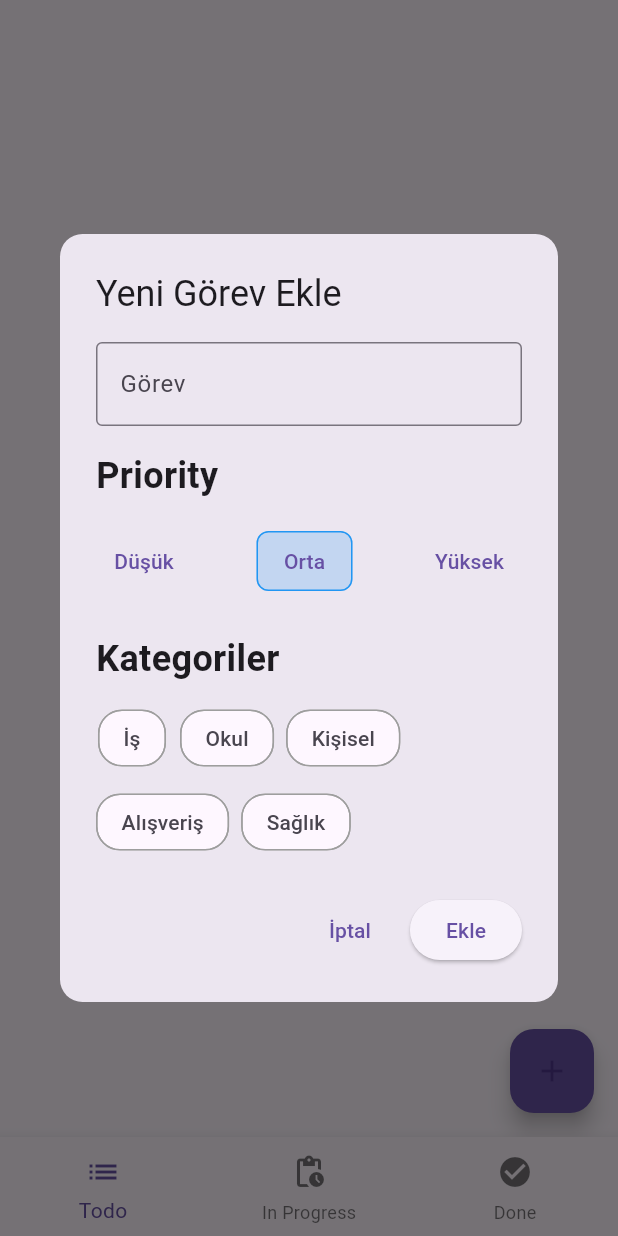
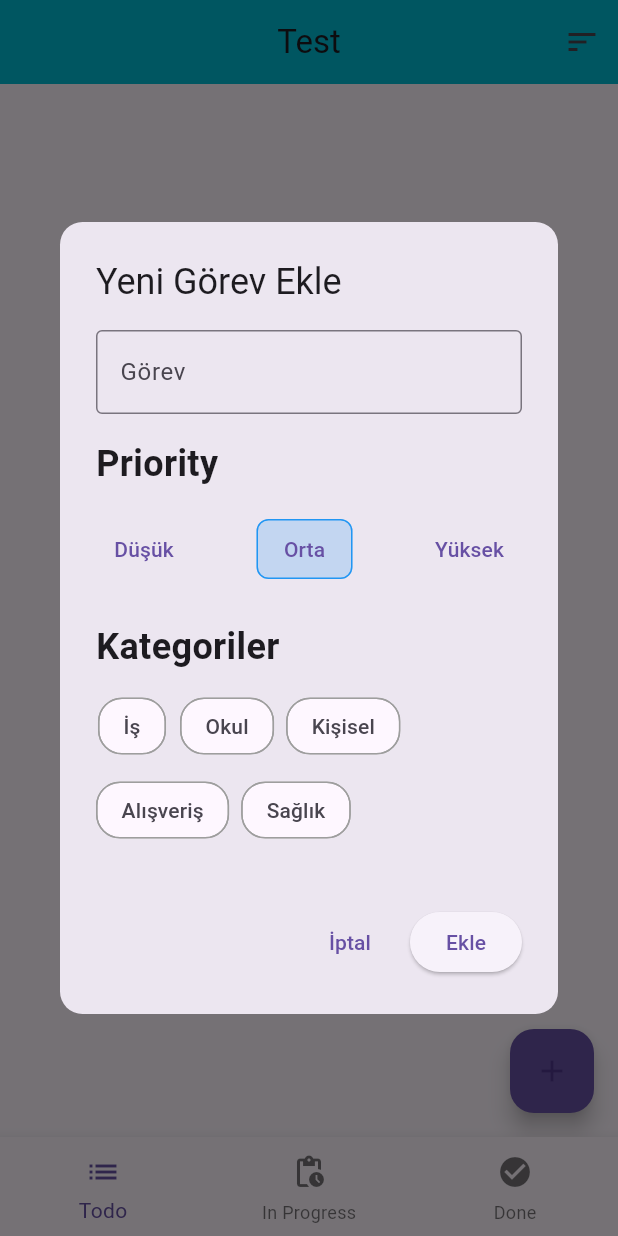
Before and after one commit to MertAliUzun/todo_app, a Flutter app: the screen it shows after launch, after a tap on the "add" icon, on a phone screen of 412 x 824 dp. Run offline on Flutter 3.47's test engine with Material 3 defaults, Android fonts, the phone set to English and light mode, and no system bars; our stand-ins replace flutter_bloc, isar; missing offline and left inert: safe_int_id; accounts and stored records are empty; generated files the repository leaves out were written again.

Commit message:
v 1.3 (added sortBy todo function)

```diff
--- a/lib/presentation/todo_cubit.dart
+++ b/lib/presentation/todo_cubit.dart
@@ -3,13 +3,18 @@ import 'package:safe_int_id/safe_int_id.dart';
 import 'package:todo_app/domain/models/todo.dart';
 import 'package:todo_app/domain/repository/todo_repo.dart';
 
+enum SortBy { name, date, priority }
+
 class TodoCubit extends Cubit<List<Todo>> {
   final TodoRepo todoRepo;
   int currentIndex = 0;
+  SortBy _sortCriteria = SortBy.date; // Varsayılan sıralama ölçütü
 
   TodoCubit(this.todoRepo) : super([]) {
     loadTodos();
   }
+
+  SortBy get sortCriteria => _sortCriteria;
 
   Future<void> loadTodos() async {
     List<Todo> todoList;
@@ -26,7 +31,32 @@ class TodoCubit extends Cubit<List<Todo>> {
       default:
         todoList = await todoRepo.getTodo();
     }
+
+    // Sıralama kriterine göre listeyi sırala
+    sortTodos(todoList);
+
     emit(todoList);
+  }
+
+  // Görevleri belirtilen ölçüte göre sırala
+  void sortTodos(List<Todo> todoList) {
+    switch (_sortCriteria) {
+      case SortBy.name:
+        todoList.sort((a, b) => a.text.compareTo(b.text));
+        break;
+      case SortBy.date:
+        todoList.sort((a, b) => b.createdAt.compareTo(a.createdAt)); // Yeniden eskiye
+        break;
+      case SortBy.priority:
+        todoList.sort((a, b) => b.priority.compareTo(a.priority)); // Yüksekten düşüğe
+        break;
+    }
+  }
+
+  // Sıralama kriterini değiştir
+  void changeSortCriteria(SortBy criteria) {
+    _sortCriteria = criteria;
+    loadTodos();
   }
 
   void changeIndex(int index) {
--- a/lib/presentation/todo_page.dart
+++ b/lib/presentation/todo_page.dart
@@ -24,6 +24,52 @@ class _TodoPageState extends State<TodoPage> {
     });
 
     return Scaffold(
+      appBar: AppBar(
+        backgroundColor: Colors.cyan,
+        title: Text('Test'),
+        centerTitle: true,
+        actions: [
+          PopupMenuButton<SortBy>(
+            icon: const Icon(Icons.sort),
+            tooltip: 'Sırala',
+            onSelected: (SortBy sortBy) {
+              todoCubit.changeSortCriteria(sortBy);
+            },
+            itemBuilder: (BuildContext context) => <PopupMenuEntry<SortBy>>[
+              const PopupMenuItem<SortBy>(
+                value: SortBy.name,
+                child: Row(
+                  children: [
+                    Icon(Icons.sort_by_alpha),
+                    SizedBox(width: 8),
+                    Text('İsme Göre'),
+                  ],
+                ),
+              ),
+              const PopupMenuItem<SortBy>(
+                value: SortBy.date,
+                child: Row(
+                  children: [
+                    Icon(Icons.calendar_today),
+                    SizedBox(width: 8),
+                    Text('Tarihe Göre'),
+                  ],
+                ),
+              ),
+              const PopupMenuItem<SortBy>(
+                value: SortBy.priority,
+                child: Row(
+                  children: [
+                    Icon(Icons.priority_high),
+                    SizedBox(width: 8),
+                    Text('Önceliğe Göre'),
+                  ],
+                ),
+              ),
+            ],
+          ),
+        ],
+      ),
       body: TodoView(selectedIndex: _selectedIndex),
       bottomNavigationBar: BottomNavigationBar(
         currentIndex: _selectedIndex,
--- a/lib/presentation/todo_view.dart
+++ b/lib/presentation/todo_view.dart
@@ -179,6 +179,7 @@ class _TodoViewState extends State<TodoView> {
                         ),
                       ],
                     ),
+                    const SizedBox(height: 16),
                   ],
                 ),
               ),
@@ -226,6 +227,9 @@ class _TodoViewState extends State<TodoView> {
         builder: (context, candidateData, rejectedData) {
           return BlocBuilder<TodoCubit, List<Todo>>(
             builder: (context, todos) {
+              // Geçerli sıralama kriterini göster
+              final sortCriteria = context.watch<TodoCubit>().sortCriteria;
+
               return todos.isEmpty
                 ? Center(
                     child: Column(
@@ -247,7 +251,40 @@ class _TodoViewState extends State<TodoView> {
                       ],
                     ),
                   )
-                : ListView.builder(
+                : Column(
+                    children: [
+                      // Sıralama bilgisini gösteren banner
+                      Container(
+                        padding: const EdgeInsets.symmetric(vertical: 8, horizontal: 16),
+                        color: Colors.grey.withOpacity(0.1),
+                        child: Row(
+                          children: [
+                            Icon(
+                              sortCriteria == SortBy.name
+                                ? Icons.sort_by_alpha
+                                : sortCriteria == SortBy.date
+                                  ? Icons.calendar_today
+                                  : Icons.priority_high,
+                              size: 16,
+                              color: Colors.grey[700],
+                            ),
+                            const SizedBox(width: 8),
+                            Text(
+                              'Sıralama: ${sortCriteria == SortBy.name
+                                ? 'İsim'
+                                : sortCriteria == SortBy.date
+                                  ? 'Tarih'
+                                  : 'Öncelik'}',
+                              style: TextStyle(
+                                color: Colors.grey[700],
+                                fontSize: 14,
+                              ),
+                            ),
+                          ],
+                        ),
+                      ),
+                      Expanded(
+                        child: ListView.builder(
                           padding: const EdgeInsets.all(12),
                           itemCount: todos.length,
                           itemBuilder: (context, index) {
@@ -295,6 +332,9 @@ class _TodoViewState extends State<TodoView> {
                               child: _buildTodoCard(context, todo, todoCubit),
                             );
                           },
+                        ),
+                      ),
+                    ],
                   );
             },
           );
```
Lines whose indentation alone changed are shown as unchanged.
